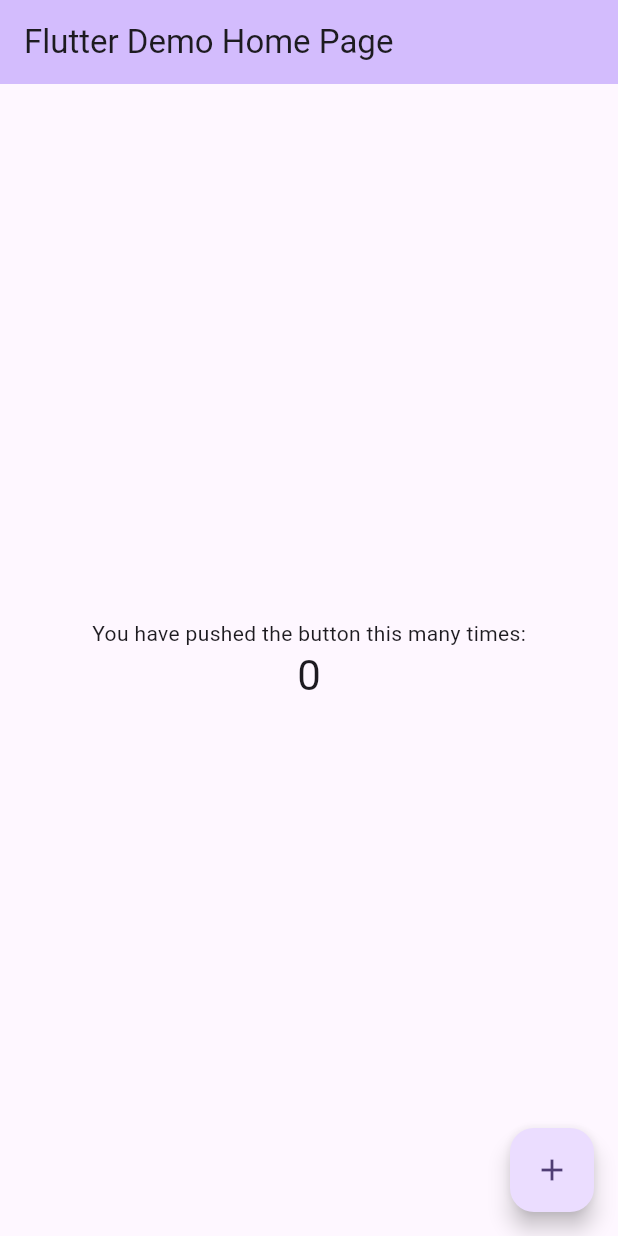
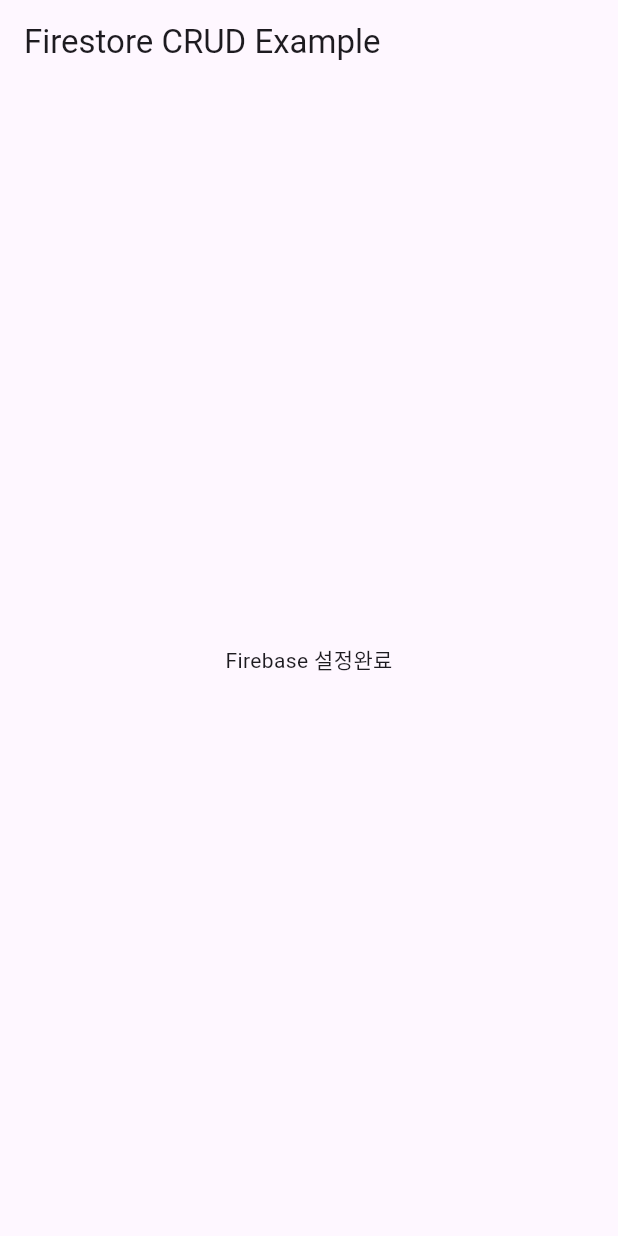
Before and after one commit to DanannEstherQahnaarin/flutter-firestore-ex01, a Flutter app: the screen it shows after launch, on a phone screen of 412 x 824 dp. Run offline on Flutter 3.47's test engine with Material 3 defaults, Android fonts, the phone set to English and light mode, and no system bars; our stand-ins replace firebase_core; accounts and stored records are empty.

Commit message:
Firebase 설정완료

```diff
--- a/lib/main.dart
+++ b/lib/main.dart
@@ -1,6 +1,14 @@
+import 'package:firebase_core/firebase_core.dart';
 import 'package:flutter/material.dart';
+import 'package:flutter_firestore_ex01/firebase_options.dart';
 
-void main() {
+void main() async {
+  // Flutter 엔진과 위젯 바인딩이 초기화될 때까지 기다립니다.
+  WidgetsFlutterBinding.ensureInitialized();
+
+  // Firebase 초기화
+  await Firebase.initializeApp(options: DefaultFirebaseOptions.currentPlatform);
+
   runApp(const MyApp());
 }
 
@@ -12,111 +20,20 @@ class MyApp extends StatelessWidget {
   Widget build(BuildContext context) {
     return MaterialApp(
       title: 'Flutter Demo',
-      theme: ThemeData(
-        // This is the theme of your application.
-        //
-        // TRY THIS: Try running your application with "flutter run". You'll see
-        // the application has a purple toolbar. Then, without quitting the app,
-        // try changing the seedColor in the colorScheme below to Colors.green
-        // and then invoke "hot reload" (save your changes or press the "hot
-        // reload" button in a Flutter-supported IDE, or press "r" if you used
-        // the command line to start the app).
-        //
-        // Notice that the counter didn't reset back to zero; the application
-        // state is not lost during the reload. To reset the state, use hot
-        // restart instead.
-        //
-        // This works for code too, not just values: Most code changes can be
-        // tested with just a hot reload.
-        colorScheme: .fromSeed(seedColor: Colors.deepPurple),
-      ),
-      home: const MyHomePage(title: 'Flutter Demo Home Page'),
+      theme: ThemeData(colorScheme: .fromSeed(seedColor: Colors.deepPurple)),
+      home: HomeScreen(),
     );
   }
 }
 
-class MyHomePage extends StatefulWidget {
-  const MyHomePage({super.key, required this.title});
-
-  // This widget is the home page of your application. It is stateful, meaning
-  // that it has a State object (defined below) that contains fields that affect
-  // how it looks.
-
-  // This class is the configuration for the state. It holds the values (in this
-  // case the title) provided by the parent (in this case the App widget) and
-  // used by the build method of the State. Fields in a Widget subclass are
-  // always marked "final".
-
-  final String title;
-
-  @override
-  State<MyHomePage> createState() => _MyHomePageState();
-}
-
-class _MyHomePageState extends State<MyHomePage> {
-  int _counter = 0;
-
-  void _incrementCounter() {
-    setState(() {
-      // This call to setState tells the Flutter framework that something has
-      // changed in this State, which causes it to rerun the build method below
-      // so that the display can reflect the updated values. If we changed
-      // _counter without calling setState(), then the build method would not be
-      // called again, and so nothing would appear to happen.
-      _counter++;
-    });
-  }
+class HomeScreen extends StatelessWidget {
+  const HomeScreen({super.key});
 
   @override
   Widget build(BuildContext context) {
-    // This method is rerun every time setState is called, for instance as done
-    // by the _incrementCounter method above.
-    //
-    // The Flutter framework has been optimized to make rerunning build methods
-    // fast, so that you can just rebuild anything that needs updating rather
-    // than having to individually change instances of widgets.
     return Scaffold(
-      appBar: AppBar(
-        // TRY THIS: Try changing the color here to a specific color (to
-        // Colors.amber, perhaps?) and trigger a hot reload to see the AppBar
-        // change color while the other colors stay the same.
-        backgroundColor: Theme.of(context).colorScheme.inversePrimary,
-        // Here we take the value from the MyHomePage object that was created by
-        // the App.build method, and use it to set our appbar title.
-        title: Text(widget.title),
-      ),
-      body: Center(
-        // Center is a layout widget. It takes a single child and positions it
-        // in the middle of the parent.
-        child: Column(
-          // Column is also a layout widget. It takes a list of children and
-          // arranges them vertically. By default, it sizes itself to fit its
-          // children horizontally, and tries to be as tall as its parent.
-          //
-          // Column has various properties to control how it sizes itself and
-          // how it positions its children. Here we use mainAxisAlignment to
-          // center the children vertically; the main axis here is the vertical
-          // axis because Columns are vertical (the cross axis would be
-          // horizontal).
-          //
-          // TRY THIS: Invoke "debug painting" (choose the "Toggle Debug Paint"
-          // action in the IDE, or press "p" in the console), to see the
-          // wireframe for each widget.
-          mainAxisAlignment: .center,
-          children: [
-            const Text('You have pushed the button this many times:'),
-            Text(
-              '$_counter',
-              style: Theme.of(context).textTheme.headlineMedium,
-            ),
-          ],
-        ),
-      ),
-      floatingActionButton: FloatingActionButton(
-        onPressed: _incrementCounter,
-        tooltip: 'Increment',
-        child: const Icon(Icons.add),
-      ),
+      appBar: AppBar(title: Text('Firestore CRUD Example')),
+      body: Center(child: Text('Firebase 설정완료')),
     );
   }
 }
--- a/pubspec.yaml
+++ b/pubspec.yaml
@@ -30,7 +30,8 @@ environment:
 dependencies:
   flutter:
     sdk: flutter
-
+  firebase_core: ^4.2.1
+  cloud_firestore: ^6.1.0
   # The following adds the Cupertino Icons font to your application.
   # Use with the CupertinoIcons class for iOS style icons.
   cupertino_icons: ^1.0.8
```
Also changed, not shown: firebase.json (added), lib/firebase_options.dart (added), pubspec.lock, 6 other files.
